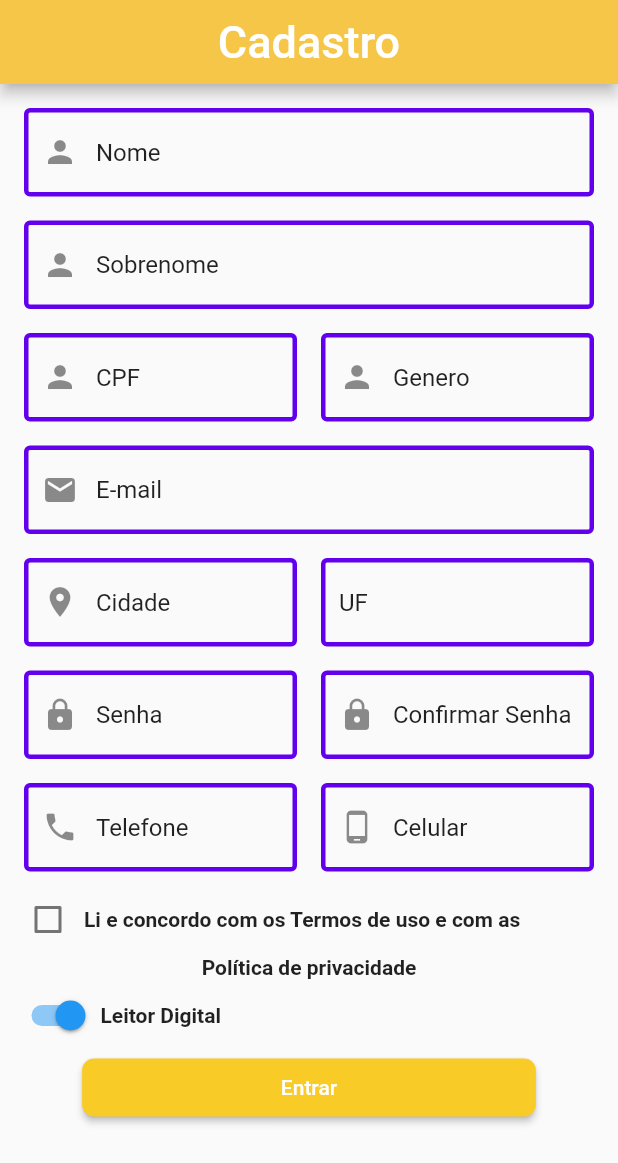
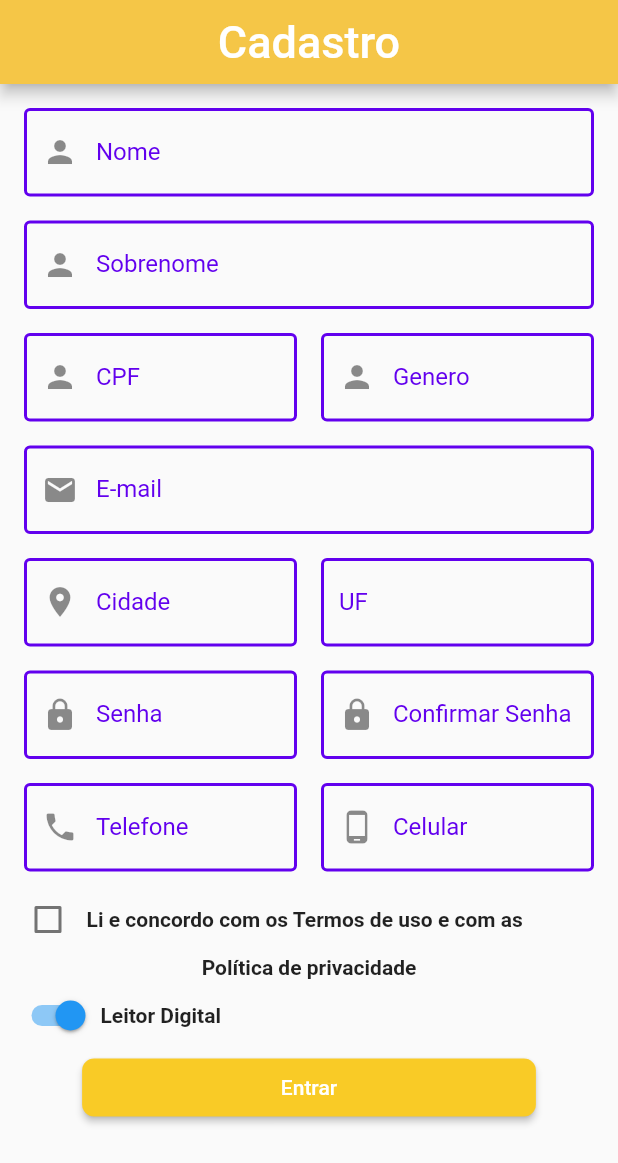
Before and after one commit to matiasfilho81/mi_au, a Flutter app: the screen it shows after launch, on a phone screen of 412 x 824 dp. Shown: the top 1163 px of the screen. Run offline on Flutter 3.47's test engine with Material 2 defaults, Android fonts, the phone set to English and light mode, and no system bars; our stand-ins replace flutter_modular.

Commit message:
bordas corretas

```diff
--- a/lib/pages/siginup.dart
+++ b/lib/pages/siginup.dart
@@ -35,14 +35,14 @@ class _TelaCadastroState extends State<TelaCadastro> {
             Padding(
               padding: const EdgeInsets.all(8.0),
               child: TextFormField(
-                initialValue: 'Nome',
                 decoration: const InputDecoration(
+                  labelText: 'Nome',
                   prefixIcon: Icon(Icons.person),
                   labelStyle: TextStyle(
                     color: Color(0xFF6200EE),
                   ),
                   enabledBorder: OutlineInputBorder(
-                    borderSide: BorderSide(width: 3, color: Color(0xFF6200EE)),
+                    borderSide: BorderSide(width: 2, color: Color(0xFF6200EE)),
                   ),
                 ),
               ),
@@ -50,15 +50,15 @@ class _TelaCadastroState extends State<TelaCadastro> {
             Padding(
               padding: const EdgeInsets.all(8.0),
               child: TextFormField(
-                initialValue: 'Sobrenome',
                 decoration: const InputDecoration(
+                  labelText: 'Sobrenome',
                   prefixIcon: Icon(Icons.person),
                   labelStyle: TextStyle(
                     color: Color(0xFF6200EE),
                   ),
                   enabledBorder: OutlineInputBorder(
                       borderSide:
-                          BorderSide(width: 3, color: Color(0xFF6200EE))),
+                          BorderSide(width: 2, color: Color(0xFF6200EE))),
                 ),
               ),
             ),
@@ -69,15 +69,15 @@ class _TelaCadastroState extends State<TelaCadastro> {
                   child: Padding(
                     padding: const EdgeInsets.all(8.0),
                     child: TextFormField(
-                      initialValue: 'CPF',
                       decoration: const InputDecoration(
+                        labelText: 'CPF',
                         prefixIcon: Icon(Icons.person),
                         labelStyle: TextStyle(
                           color: Color(0xFF6200EE),
                         ),
                         enabledBorder: OutlineInputBorder(
                             borderSide:
-                                BorderSide(width: 3, color: Color(0xFF6200EE))),
+                                BorderSide(width: 2, color: Color(0xFF6200EE))),
                       ),
                     ),
                   ),
@@ -87,15 +87,15 @@ class _TelaCadastroState extends State<TelaCadastro> {
                   child: Padding(
                     padding: const EdgeInsets.all(8.0),
                     child: TextFormField(
-                      initialValue: 'Genero',
                       decoration: const InputDecoration(
+                        labelText: 'Genero',
                         prefixIcon: Icon(Icons.person),
                         labelStyle: TextStyle(
                           color: Color(0xFF6200EE),
                         ),
                         enabledBorder: OutlineInputBorder(
                           borderSide:
-                              BorderSide(width: 3, color: Color(0xFF6200EE)),
+                              BorderSide(width: 2, color: Color(0xFF6200EE)),
                         ),
                       ),
                     ),
@@ -106,14 +106,14 @@ class _TelaCadastroState extends State<TelaCadastro> {
             Padding(
               padding: const EdgeInsets.all(8.0),
               child: TextFormField(
-                initialValue: 'E-mail',
                 decoration: const InputDecoration(
+                  labelText: 'E-mail',
                   prefixIcon: Icon(Icons.email),
                   labelStyle: TextStyle(
                     color: Color(0xFF6200EE),
                   ),
                   enabledBorder: OutlineInputBorder(
-                    borderSide: BorderSide(width: 3, color: Color(0xFF6200EE)),
+                    borderSide: BorderSide(width: 2, color: Color(0xFF6200EE)),
                   ),
                 ),
               ),
@@ -125,15 +125,15 @@ class _TelaCadastroState extends State<TelaCadastro> {
                   child: Padding(
                     padding: const EdgeInsets.all(8.0),
                     child: TextFormField(
-                      initialValue: 'Cidade',
                       decoration: const InputDecoration(
+                        labelText: 'Cidade',
                         prefixIcon: Icon(Icons.location_on),
                         labelStyle: TextStyle(
                           color: Color(0xFF6200EE),
                         ),
                         enabledBorder: OutlineInputBorder(
                           borderSide:
-                              BorderSide(width: 3, color: Color(0xFF6200EE)),
+                              BorderSide(width: 2, color: Color(0xFF6200EE)),
                         ),
                       ),
                     ),
@@ -144,14 +144,14 @@ class _TelaCadastroState extends State<TelaCadastro> {
                   child: Padding(
                     padding: const EdgeInsets.all(8.0),
                     child: TextFormField(
-                      initialValue: 'UF',
                       decoration: const InputDecoration(
+                        labelText: 'UF',
                         labelStyle: TextStyle(
                           color: Color(0xFF6200EE),
                         ),
                         enabledBorder: OutlineInputBorder(
                           borderSide:
-                              BorderSide(width: 3, color: Color(0xFF6200EE)),
+                              BorderSide(width: 2, color: Color(0xFF6200EE)),
                         ),
                       ),
                     ),
@@ -166,15 +166,15 @@ class _TelaCadastroState extends State<TelaCadastro> {
                   child: Padding(
                     padding: const EdgeInsets.all(8.0),
                     child: TextFormField(
-                      initialValue: 'Senha',
                       decoration: const InputDecoration(
+                        labelText: 'Senha',
                         prefixIcon: Icon(Icons.lock),
                         labelStyle: TextStyle(
                           color: Color(0xFF6200EE),
                         ),
                         enabledBorder: OutlineInputBorder(
                           borderSide:
-                              BorderSide(width: 3, color: Color(0xFF6200EE)),
+                              BorderSide(width: 2, color: Color(0xFF6200EE)),
                         ),
                       ),
                     ),
@@ -185,15 +185,15 @@ class _TelaCadastroState extends State<TelaCadastro> {
                   child: Padding(
                     padding: const EdgeInsets.all(8.0),
                     child: TextFormField(
-                      initialValue: 'Confirmar Senha',
                       decoration: const InputDecoration(
+                        labelText: 'Confirmar Senha',
                         prefixIcon: Icon(Icons.lock),
                         labelStyle: TextStyle(
                           color: Color(0xFF6200EE),
                         ),
                         enabledBorder: OutlineInputBorder(
                           borderSide:
-                              BorderSide(width: 3, color: Color(0xFF6200EE)),
+                              BorderSide(width: 2, color: Color(0xFF6200EE)),
                         ),
                       ),
                     ),
@@ -208,15 +208,15 @@ class _TelaCadastroState extends State<TelaCadastro> {
                   child: Padding(
                     padding: const EdgeInsets.all(8.0),
                     child: TextFormField(
-                      initialValue: 'Telefone',
                       decoration: const InputDecoration(
+                        labelText: 'Telefone',
                         prefixIcon: Icon(Icons.phone),
                         labelStyle: TextStyle(
                           color: Color(0xFF6200EE),
                         ),
                         enabledBorder: OutlineInputBorder(
                           borderSide:
-                              BorderSide(width: 3, color: Color(0xFF6200EE)),
+                              BorderSide(width: 2, color: Color(0xFF6200EE)),
                         ),
                       ),
                     ),
@@ -227,15 +227,15 @@ class _TelaCadastroState extends State<TelaCadastro> {
                   child: Padding(
                     padding: const EdgeInsets.all(8.0),
                     child: TextFormField(
-                      initialValue: 'Celular',
                       decoration: const InputDecoration(
+                        labelText: 'Celular',
                         prefixIcon: Icon(Icons.phone_android),
                         labelStyle: TextStyle(
                           color: Color(0xFF6200EE),
                         ),
                         enabledBorder: OutlineInputBorder(
                           borderSide:
-                              BorderSide(width: 3, color: Color(0xFF6200EE)),
+                              BorderSide(width: 2, color: Color(0xFF6200EE)),
                         ),
                       ),
                     ),
@@ -254,7 +254,7 @@ class _TelaCadastroState extends State<TelaCadastro> {
                   },
                 ),
                 const Text(
-                  'Li e concordo com os Termos de uso e com as',
+                  'Li e concordo com os Termos de uso e com as ',
                   textAlign: TextAlign.center,
                   overflow: TextOverflow.ellipsis,
                   style: TextStyle(fontWeight: FontWeight.bold),
```
